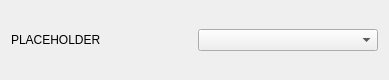
Qt form forms/preprocessingstagesettings.ui (OverworkedCriminal/DocumentScanner) before a commit.
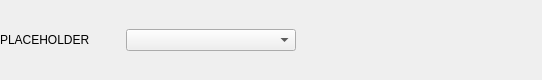
The same form after that commit.

```diff
--- a/forms/preprocessingstagesettings.ui
+++ b/forms/preprocessingstagesettings.ui
@@ -6,27 +6,89 @@
    <rect>
     <x>0</x>
     <y>0</y>
-    <width>389</width>
+    <width>542</width>
     <height>80</height>
    </rect>
   </property>
+  <property name="sizePolicy">
+   <sizepolicy hsizetype="Preferred" vsizetype="Preferred">
+    <horstretch>0</horstretch>
+    <verstretch>0</verstretch>
+   </sizepolicy>
+  </property>
+  <property name="minimumSize">
+   <size>
+    <width>542</width>
+    <height>0</height>
+   </size>
+  </property>
   <property name="windowTitle">
    <string>Form</string>
   </property>
   <layout class="QHBoxLayout" name="horizontalLayout">
+   <property name="leftMargin">
+    <number>0</number>
+   </property>
+   <property name="topMargin">
+    <number>0</number>
+   </property>
+   <property name="rightMargin">
+    <number>0</number>
+   </property>
+   <property name="bottomMargin">
+    <number>0</number>
+   </property>
    <item>
     <widget class="QLabel" name="label">
+     <property name="sizePolicy">
+      <sizepolicy hsizetype="Minimum" vsizetype="Preferred">
+       <horstretch>0</horstretch>
+       <verstretch>0</verstretch>
+      </sizepolicy>
+     </property>
+     <property name="minimumSize">
+      <size>
+       <width>120</width>
+       <height>0</height>
+      </size>
+     </property>
      <property name="text">
       <string>PLACEHOLDER</string>
      </property>
     </widget>
    </item>
    <item>
-    <widget class="QComboBox" name="combobox"/>
+    <widget class="QComboBox" name="combobox">
+     <property name="sizePolicy">
+      <sizepolicy hsizetype="Minimum" vsizetype="Fixed">
+       <horstretch>0</horstretch>
+       <verstretch>0</verstretch>
+      </sizepolicy>
+     </property>
+     <property name="minimumSize">
+      <size>
+       <width>170</width>
+       <height>0</height>
+      </size>
+     </property>
+    </widget>
    </item>
    <item>
     <layout class="QGridLayout" name="inputsLayout"/>
    </item>
+   <item>
+    <spacer name="horizontalSpacer">
+     <property name="orientation">
+      <enum>Qt::Horizontal</enum>
+     </property>
+     <property name="sizeHint" stdset="0">
+      <size>
+       <width>211</width>
+       <height>20</height>
+      </size>
+     </property>
+    </spacer>
+   </item>
   </layout>
  </widget>
  <resources/>
```
